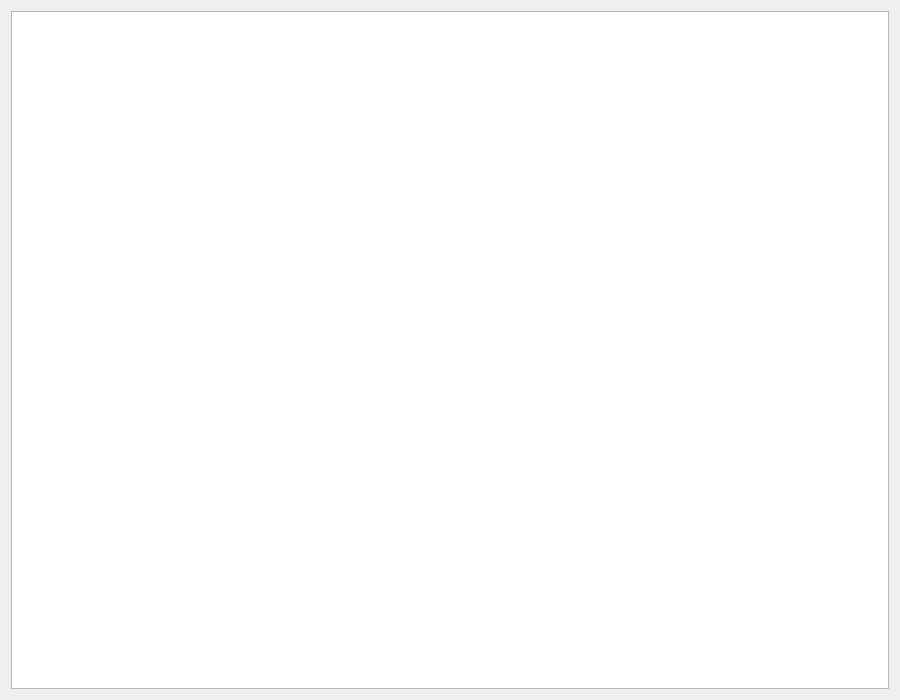
Above: forms/MainWidget.ui from pr1kol2005/box-with-molecules before the change. Below: the same form after it.
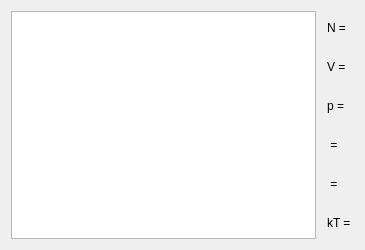
That is the form after the change.

Commit message: new widget layout

The edit to the form file:
```diff
--- a/forms/MainWidget.ui
+++ b/forms/MainWidget.ui
@@ -6,16 +6,85 @@
    <rect>
     <x>0</x>
     <y>0</y>
-    <width>900</width>
-    <height>700</height>
+    <width>365</width>
+    <height>250</height>
    </rect>
   </property>
   <property name="windowTitle">
    <string>MainWidget</string>
   </property>
   <layout class="QGridLayout" name="gridLayout">
-   <item row="0" column="0">
-    <widget class="QGraphicsView" name="graphicsView"/>
+   <item row="2" column="2">
+    <spacer name="horizontalSpacer">
+     <property name="orientation">
+      <enum>Qt::Horizontal</enum>
+     </property>
+     <property name="sizeType">
+      <enum>QSizePolicy::Fixed</enum>
+     </property>
+     <property name="sizeHint" stdset="0">
+      <size>
+       <width>5</width>
+       <height>10</height>
+      </size>
+     </property>
+    </spacer>
+   </item>
+   <item row="2" column="0">
+    <widget class="QGraphicsView" name="graphicsView">
+     <property name="sizePolicy">
+      <sizepolicy hsizetype="MinimumExpanding" vsizetype="MinimumExpanding">
+       <horstretch>0</horstretch>
+       <verstretch>0</verstretch>
+      </sizepolicy>
+     </property>
+    </widget>
+   </item>
+   <item row="2" column="3" colspan="4">
+    <layout class="QVBoxLayout" name="verticalLayout">
+     <item>
+      <widget class="QLabel" name="label_1">
+       <property name="text">
+        <string>N = </string>
+       </property>
+      </widget>
+     </item>
+     <item>
+      <widget class="QLabel" name="label_2">
+       <property name="text">
+        <string>V = </string>
+       </property>
+      </widget>
+     </item>
+     <item>
+      <widget class="QLabel" name="label_3">
+       <property name="text">
+        <string>p = </string>
+       </property>
+      </widget>
+     </item>
+     <item>
+      <widget class="QLabel" name="label_4">
+       <property name="text">
+        <string>&lt;v&gt; = </string>
+       </property>
+      </widget>
+     </item>
+     <item>
+      <widget class="QLabel" name="label_5">
+       <property name="text">
+        <string>&lt;E&gt; = </string>
+       </property>
+      </widget>
+     </item>
+     <item>
+      <widget class="QLabel" name="label_6">
+       <property name="text">
+        <string>kT = </string>
+       </property>
+      </widget>
+     </item>
+    </layout>
    </item>
   </layout>
  </widget>
```
Left out of the diff: 1 changed line with no effect on the pictures.
